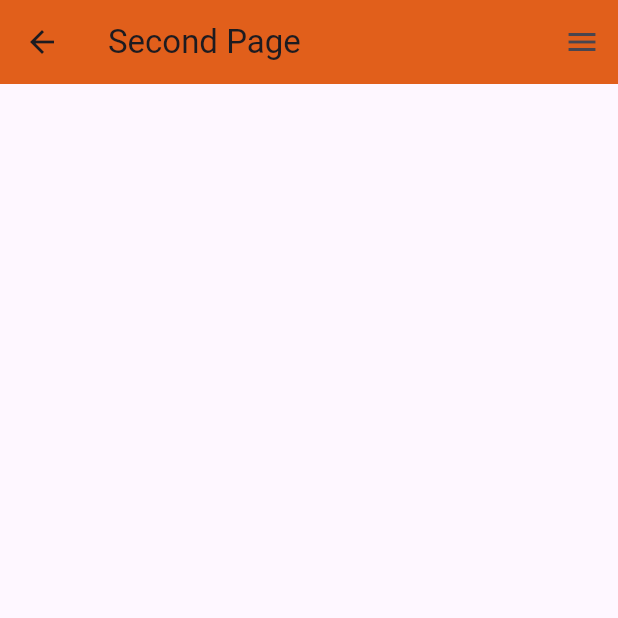
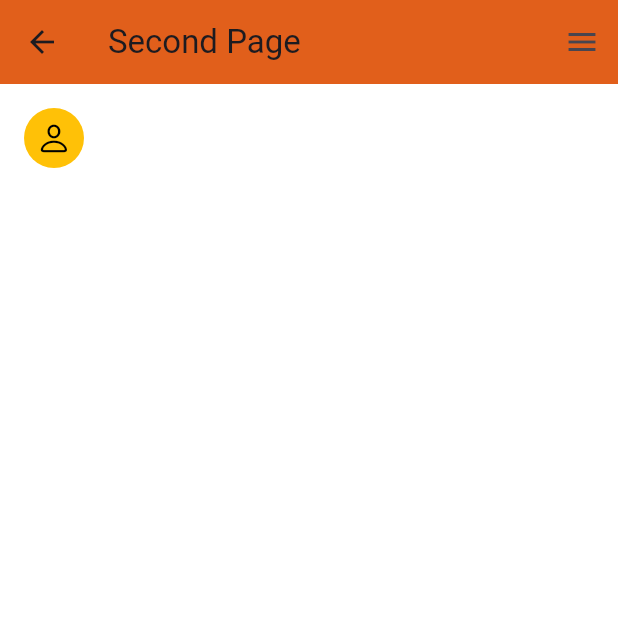
Before and after one commit to akalewoled/class_app, a Flutter app: the SecondPage screen opened directly, on a phone screen of 412 x 824 dp, the top half of it. Run offline on Flutter 3.47's test engine with Material 3 defaults, Android fonts, the phone set to English and light mode, and no system bars; our stand-ins replace rive.

Commit message:
creating animated menu

```diff
--- /dev/null
+++ b/lib/Infocard.dart
@@ -0,0 +1,39 @@
+import 'package:flutter/cupertino.dart';
+import 'package:flutter/material.dart';
+import 'package:rive/rive.dart';
+class Infocard extends StatelessWidget{
+  final String name,profession;
+  const Infocard({
+    Key ? key,
+    required this.name,
+    required this.profession,
+  }):super(key:key);
+
+@override
+Widget build( BuildContext context){
+  return
+  ListTile(
+
+                    leading: CircleAvatar(
+                    backgroundColor: Colors.amber,
+                    child: Icon(
+                      CupertinoIcons.person,
+                      color: Colors.black,
+                    ),
+                    ),
+                    title: Text(
+                    name,
+                      style: TextStyle(color:Colors.white)),
+                      subtitle: Text(
+                        profession,
+                        style: TextStyle(color: Colors.white),
+                      ),
+
+                    );
+
+
+
+
+}
+
+}
--- a/lib/secondPage.dart
+++ b/lib/secondPage.dart
@@ -1,19 +1,121 @@
+import 'package:flutter/cupertino.dart';
 import 'package:flutter/material.dart';
+import 'package:rive/rive.dart';
+import 'Infocard.dart';
+class SecondPage extends StatefulWidget {
+  const  SecondPage({super.key});
 
-class SecondPage extends StatelessWidget {
   @override
-  Widget build(BuildContext context) {
+  State <SecondPage> createState()=> _SecondPageState();
+
+}
+class _SecondPageState extends State<SecondPage>{
+  @override
+    Widget build(BuildContext context) {
     return Scaffold(
 
       appBar: AppBar(
         title: Text('Second Page'),
-        backgroundColor: Color.fromRGBO(225, 95, 27, 3)
+        backgroundColor: Color.fromRGBO(225, 95, 27, 3),
       ),
+      body:
+      SafeArea(
+        child:
+         Container(
+          width: double.infinity,
+          height: double.infinity,
+          color: Colors.white,
+          child:
+            SafeArea(
+              child: Column(
+
+                children:[
+
+                Infocard(name:"abubeker",profession: "alebagedadi",),]
+
+          )
+            ),
+
+          ),
+
+          ),
 
 
       endDrawer: Drawer(
 
+        child: Container(
+          width: double.infinity,
+          color: Color.fromRGBO(206, 122, 48, 0.988),
+          child: Column(
+                children:[
+
+         SizedBox(height: 50,
+         child:RiveAnimation.asset("assets/ICON.riv",artboard: "HOME",)
+         ),
+                Infocard(name: "abubeker", profession: "foot baller",
+                ),
+
+                ListTile(
+                  leading: SizedBox(
+                    height: 34,
+                    width:34
+                  ),
+
+                ),
+                Image.asset('assets/BABU.png', // Replace with your actual image path
+                        // Optional properties
+                        width: 200.0, // Adjust as needed
+                        height: 150.0, // Adjust as needed
+                        fit: BoxFit.cover, // Controls how the image resizes within its container
+                      ),
+
+                SizedBox(height: 50,
+         child:RiveAnimation.asset("assets/ICON.riv",artboard: "HOME",)
+         ),]
+
+          )
       ),
-    );
+
+      )
+    ) ;
+
   }
+
 }
+
+class Infocard extends StatelessWidget{
+  final String name,profession;
+  const Infocard({
+    Key ? key,
+    required this.name,
+    required this.profession,
+  }):super(key:key);
+
+@override
+Widget build( BuildContext context){
+  return
+  ListTile(
+
+                    leading: CircleAvatar(
+                    backgroundColor: Colors.amber,
+                    child: Icon(
+                      CupertinoIcons.person,
+                      color: Colors.black,
+                    ),
+                    ),
+                    title: Text(
+                    name,
+                      style: TextStyle(color:Colors.white)),
+                      subtitle: Text(
+                        profession,
+                        style: TextStyle(color: Colors.white),
+                      ),
+
+                    );
+
+
+
+
+}
+
+}
--- a/pubspec.yaml
+++ b/pubspec.yaml
@@ -39,6 +39,7 @@ dependencies:
 dev_dependencies:
   flutter_test:
     sdk: flutter
+  rive: 0.13.1
 
   # The "flutter_lints" package below contains a set of recommended lints to
   # encourage good coding practices. The lint set provided by the package is
@@ -59,8 +60,8 @@ flutter:
   uses-material-design: true
 
   # To add assets to your application, add an assets section, like this:
-  # assets:
-  #   - images/a_dot_burr.jpeg
+  assets:
+    - assets/
   #   - images/a_dot_ham.jpeg
 
   # An image asset can refer to one or more resolution-specific "variants", see
```
Also changed, not shown: assets/BABU.png (added), pubspec.lock, 4 other files.
